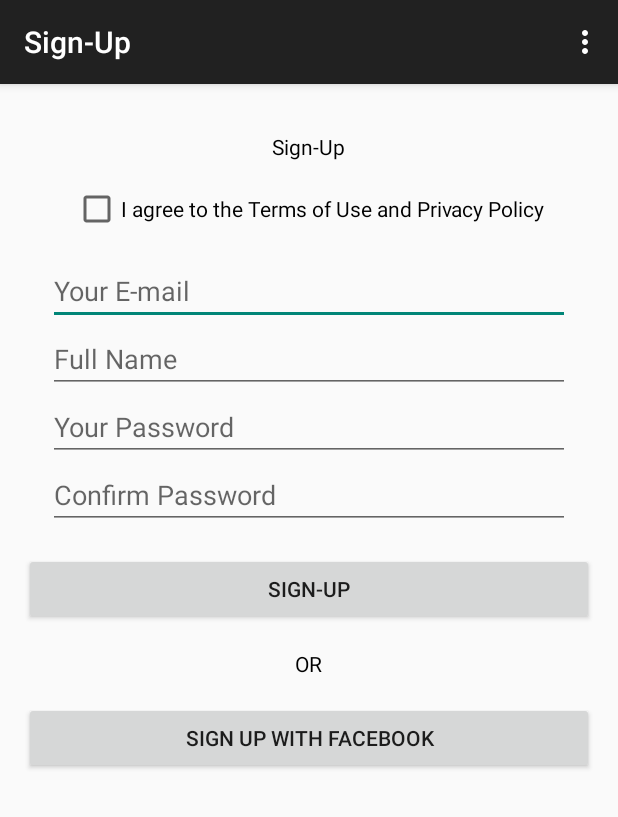
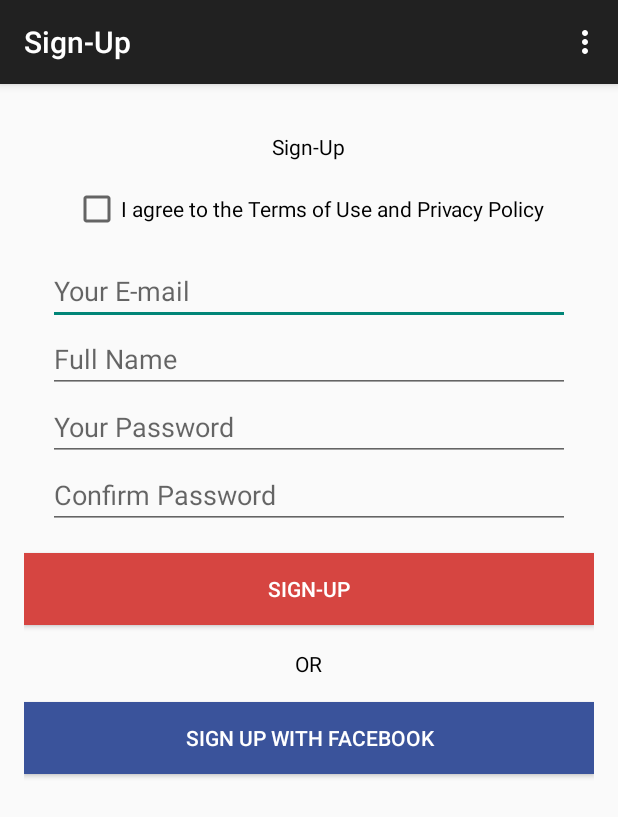
Before and after one commit to hananideen/Login, an Android app: the screen it shows after launch (MainActivity), on a phone screen of 412 x 824 dp. Shown: the top 817 px of the screen. Run offline under Robolectric (Android 15) with nearby library versions, the phone set to English and light mode, and no system bars.

Commit message:
Setup button color

```diff
--- /dev/null
+++ b/app/src/main/res/drawable/button.xml
@@ -0,0 +1,8 @@
+<?xml version="1.0" encoding="utf-8"?>
+<shape xmlns:android="http://schemas.android.com/apk/res/android"
+        android:shape="rectangle">
+        <gradient
+            android:startColor="@color/valencia"
+            android:endColor="@color/valencia"
+            android:angle="90" />
+</shape>
--- /dev/null
+++ b/app/src/main/res/drawable/button_bg.xml
@@ -0,0 +1,10 @@
+<?xml version="1.0" encoding="utf-8"?>
+<selector xmlns:android="http://schemas.android.com/apk/res/android">
+
+    <item android:drawable="@drawable/button_clicked"
+        android:state_pressed="true" />
+    <item android:drawable="@drawable/button"
+        android:state_focused="true" />
+    <item android:drawable="@drawable/button" />
+
+</selector>
--- /dev/null
+++ b/app/src/main/res/drawable/button_clicked.xml
@@ -0,0 +1,8 @@
+<?xml version="1.0" encoding="utf-8"?>
+<shape xmlns:android="http://schemas.android.com/apk/res/android"
+    android:shape="rectangle">
+    <gradient
+        android:startColor="@color/valencia_dark"
+        android:endColor="@color/valencia_dark"
+        android:angle="90" />
+</shape>
--- /dev/null
+++ b/app/src/main/res/drawable/button_fb.xml
@@ -0,0 +1,8 @@
+<?xml version="1.0" encoding="utf-8"?>
+<shape xmlns:android="http://schemas.android.com/apk/res/android"
+    android:shape="rectangle">
+    <gradient
+        android:startColor="@color/chambray"
+        android:endColor="@color/chambray"
+        android:angle="90" />
+</shape>
--- /dev/null
+++ b/app/src/main/res/drawable/button_fb_bg.xml
@@ -0,0 +1,10 @@
+<?xml version="1.0" encoding="utf-8"?>
+<selector xmlns:android="http://schemas.android.com/apk/res/android">
+
+    <item android:drawable="@drawable/button_fb_clicked"
+        android:state_pressed="true" />
+    <item android:drawable="@drawable/button_fb"
+        android:state_focused="true" />
+    <item android:drawable="@drawable/button_fb" />
+
+</selector>
--- /dev/null
+++ b/app/src/main/res/drawable/button_fb_clicked.xml
@@ -0,0 +1,8 @@
+<?xml version="1.0" encoding="utf-8"?>
+<shape xmlns:android="http://schemas.android.com/apk/res/android"
+    android:shape="rectangle">
+    <gradient
+        android:startColor="@color/steel"
+        android:endColor="@color/steel"
+        android:angle="90" />
+</shape>
--- a/app/src/main/res/layout/fragment_main.xml
+++ b/app/src/main/res/layout/fragment_main.xml
@@ -57,7 +57,9 @@
         android:id="@+id/btn_signup"
         android:layout_width="match_parent"
         android:layout_height="wrap_content"
-        android:text="@string/signup" />
+        android:text="@string/signup"
+        android:background="@drawable/button_bg"
+        android:textColor="@color/white"/>
 
     <TextView
         android:layout_width="wrap_content"
@@ -72,6 +74,9 @@
         android:id="@+id/btn_fb"
         android:layout_width="match_parent"
         android:layout_height="wrap_content"
-        android:text="@string/signup_fb" />
+        android:text="@string/signup_fb"
+        android:background="@drawable/button_fb_bg"
+        android:textColor="@color/white"
+        />
 
 </LinearLayout>
--- a/app/src/main/res/values/color.xml
+++ b/app/src/main/res/values/color.xml
@@ -1,11 +1,14 @@
 <?xml version="1.0" encoding="utf-8"?>
 <resources>
     <color name="red">#FF0000</color>
+    <color name="valencia">#D64541</color>
+    <color name="valencia_dark">#C0392B</color>
     <color name="blue">#59abe3</color>
+    <color name="chambray">#3A539B</color>
+    <color name="steel">#4B77BE</color>
     <color name="white">#FFFFFF</color>
     <color name="black">#000000</color>
     <color name="purple">#BE90D4</color>
-    <color name="valencia">#D64541</color>
     <color name="green">#2ABB9B</color>
     <color name="niagara">#16a085</color>
     <color name="sunglo">#E26A6A</color>
```
